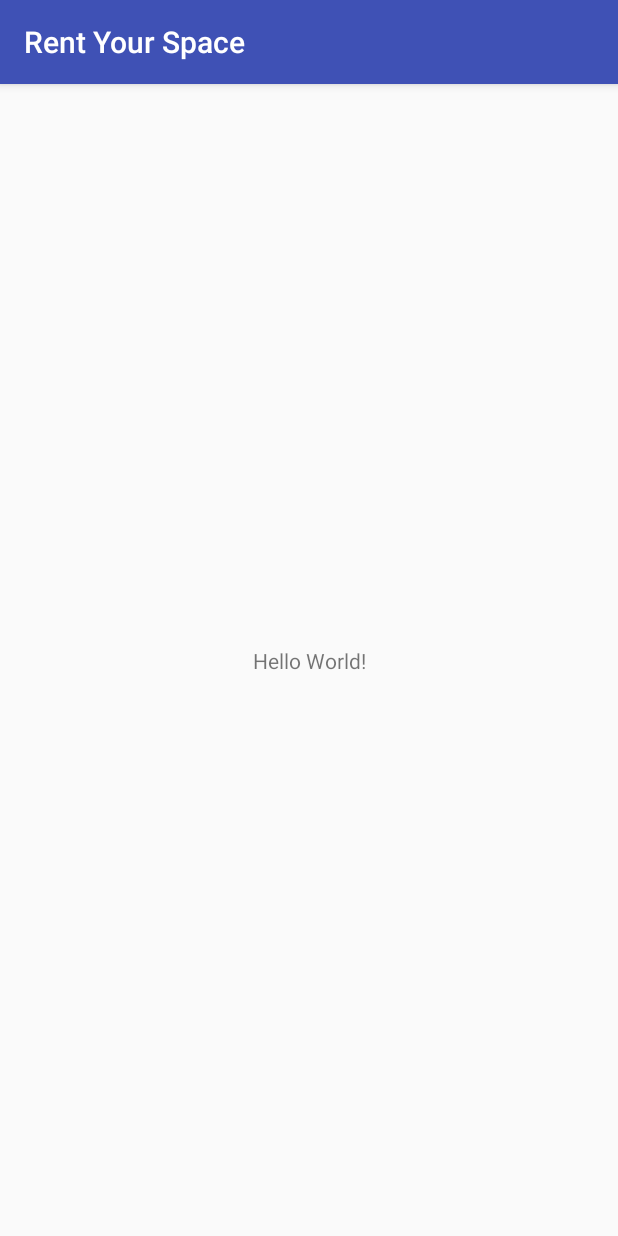
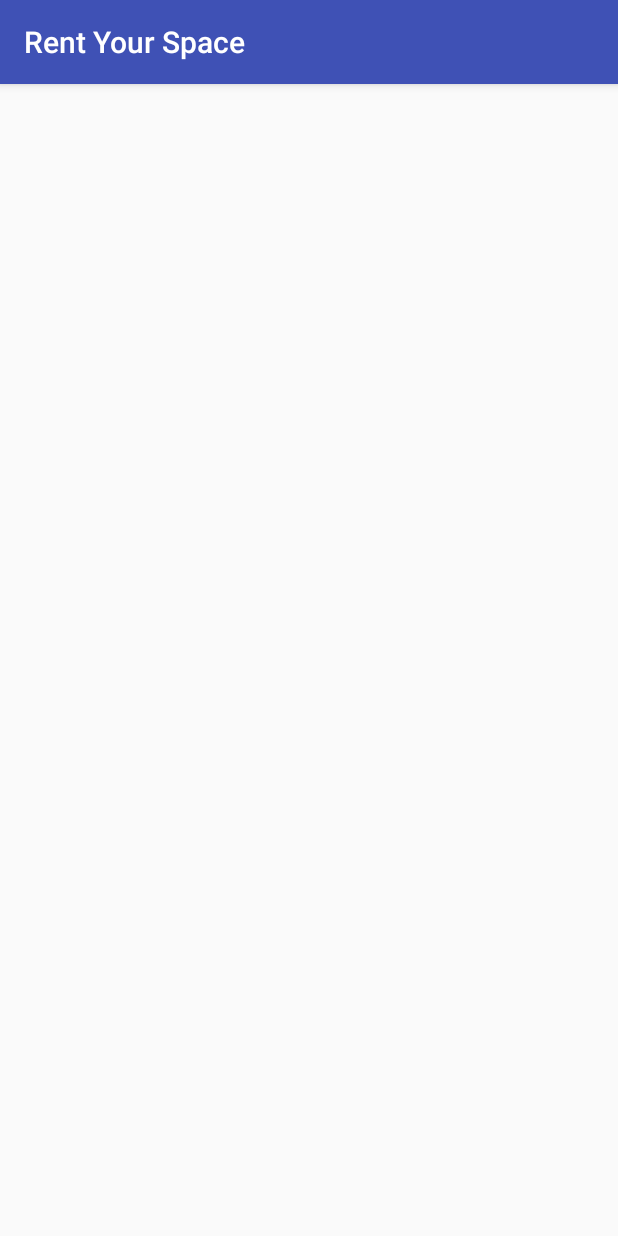
Before and after one commit to akshay-98/kuttus, an Android app: the screen it shows after launch (MainActivity), on a phone screen of 412 x 824 dp. Run offline under Robolectric (Android 15) with nearby library versions, the phone set to English and light mode, and no system bars.

Commit message:
fourth commit

```diff
--- a/app/build.gradle
+++ b/app/build.gradle
@@ -20,8 +20,9 @@ android {
 
 dependencies {
     implementation fileTree(dir: 'libs', include: ['*.jar'])
-    implementation 'com.android.support:appcompat-v7:28.0.0-beta01'
+    implementation 'com.android.support:appcompat-v7:28.0.0-alpha1'
     implementation 'com.android.support.constraint:constraint-layout:1.1.2'
+    implementation 'com.google.android.gms:play-services-maps:15.0.1'
     testImplementation 'junit:junit:4.12'
     androidTestImplementation 'com.android.support.test:runner:1.0.2'
     androidTestImplementation 'com.android.support.test.espresso:espresso-core:3.0.2'
--- a/app/src/debug/res/values/google_maps_api.xml
+++ b/app/src/debug/res/values/google_maps_api.xml
@@ -20,5 +20,5 @@
     Once you have your key (it starts with "AIza"), replace the "google_maps_key"
     string in this file.
     -->
-    <string name="google_maps_key" templateMergeStrategy="preserve" translatable="false">YOUR_KEY_HERE</string>
+    <string name="google_maps_key" templateMergeStrategy="preserve" translatable="false">AIzaSyAO6l-Z3bg8WXKLnNNVkGkFMt5NiHx9tCQ</string>
 </resources>
--- a/app/src/main/res/layout/activity_main.xml
+++ b/app/src/main/res/layout/activity_main.xml
@@ -6,13 +6,4 @@
     android:layout_height="match_parent"
     tools:context=".MainActivity">
 
-    <TextView
-        android:layout_width="wrap_content"
-        android:layout_height="wrap_content"
-        android:text="Hello World!"
-        app:layout_constraintBottom_toBottomOf="parent"
-        app:layout_constraintLeft_toLeftOf="parent"
-        app:layout_constraintRight_toRightOf="parent"
-        app:layout_constraintTop_toTopOf="parent" />
-
 </android.support.constraint.ConstraintLayout>
--- a/app/src/main/res/values/strings.xml
+++ b/app/src/main/res/values/strings.xml
@@ -1,3 +1,4 @@
 <resources>
     <string name="app_name">Rent Your Space</string>
+    <string name="title_activity_maps">Map</string>
 </resources>
```
Also changed, not shown: app/src/main/AndroidManifest.xml (+22 -0 lines), app/src/main/java/com/example/asus/rentyourspace/MapsActivity.java (+59 -0 lines).
